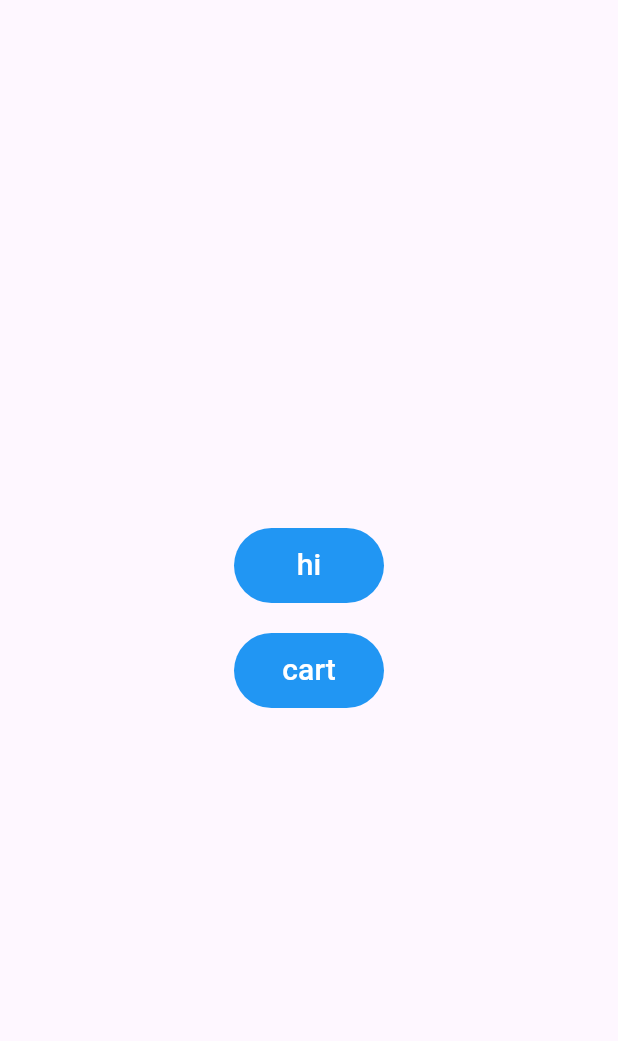
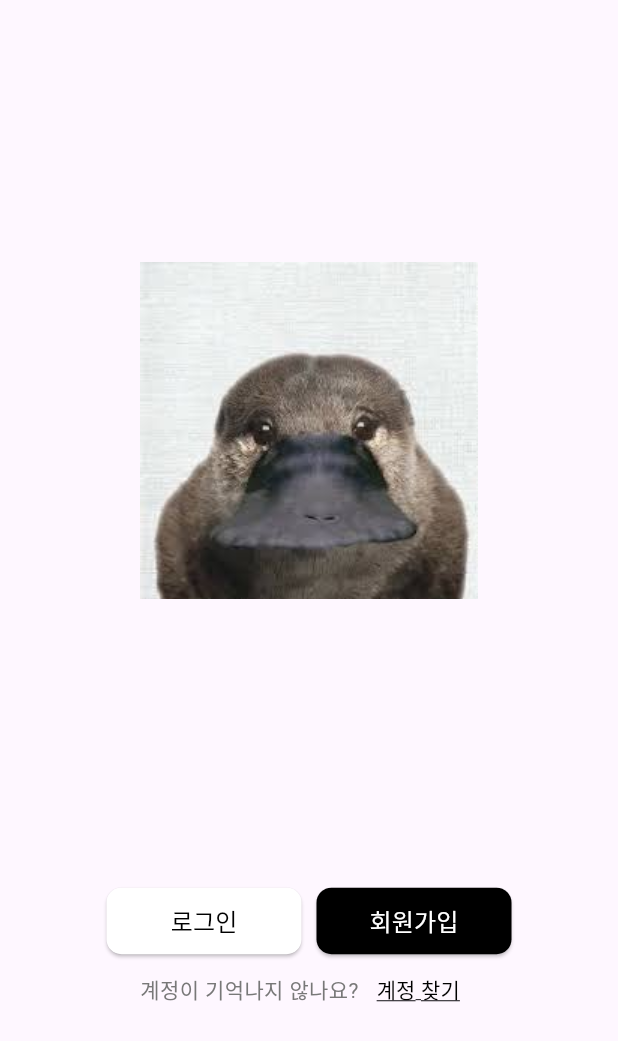
Before and after one commit to oriNuguri25/githubAction_test, a Flutter app: the screen it shows after launch, on a phone screen of 412 x 824 dp. Shown: the top 1041 px of the screen. Run offline on Flutter 3.47's test engine with Material 3 defaults, Android fonts, the phone set to English and light mode, and no system bars; our stand-ins replace carousel_slider, flutter_riverpod; missing offline and left inert: tosspayments_widget_sdk_flutter.

Commit message:
로그인 btmsheet ui 완성

```diff
--- a/lib/main.dart
+++ b/lib/main.dart
@@ -2,6 +2,7 @@ import 'package:flutter/material.dart';
 import 'package:flutter/services.dart';
 import 'package:flutter_riverpod/flutter_riverpod.dart';
 import 'package:my_project/ui/mainPage.dart';
+import 'package:my_project/ui/sign/signInPage.dart';
 
 late Size ratio;
 
@@ -28,7 +29,7 @@ class _MyAppState extends State<MyApp> {
     ratio = Size(MediaQuery.sizeOf(context).width / 412, MediaQuery.sizeOf(context).height / 892);
     return const MaterialApp(
       debugShowCheckedModeBanner: false,
-      home: mainPage(),
+      home: SignInPage(),
     );
   }
 }
--- /dev/null
+++ b/lib/ui/sign/signInPage.dart
@@ -0,0 +1,108 @@
+import 'package:flutter/material.dart';
+import 'package:my_project/core/utils/CustomBtmSheet.dart';
+
+import '../../main.dart';
+
+class SignInPage extends StatefulWidget {
+  const SignInPage({super.key});
+
+  @override
+  State<SignInPage> createState() => _SignInPageState();
+}
+
+class _SignInPageState extends State<SignInPage> {
+  @override
+  Widget build(BuildContext context) {
+    return Scaffold(
+      appBar: AppBar(),
+      body: Column(
+        children: [
+          Center(
+            child: Container(
+              height: ratio.height * 500,
+              child: Image(
+                image: Image.asset('assets/images/ameame/sss.jpeg').image,
+              ),
+            ),
+          ),
+          SizedBox(
+            height: ratio.height * 80,
+          ),
+          Row(
+            mainAxisAlignment: MainAxisAlignment.center,
+            children: [
+              SizedBox(
+                height: ratio.height * 48,
+                width: ratio.width * 130,
+                child: ElevatedButton(
+                  style: ButtonStyle(
+                    backgroundColor: MaterialStateProperty.all(Colors.white),
+                    shape: MaterialStateProperty.all(
+                      RoundedRectangleBorder(
+                        borderRadius: BorderRadius.circular(10),
+                      ),
+                    ),
+                  ),
+                  onPressed: () {
+                    signInBtmSheet(context);
+                  },
+                  child: Text(
+                    '로그인',
+                    style: TextStyle(fontSize: 16, color: Colors.black),
+                  ),
+                ),
+              ),
+              SizedBox(
+                width: ratio.width * 10,
+              ),
+              SizedBox(
+                height: ratio.height * 48,
+                width: ratio.width * 130,
+                child: ElevatedButton(
+                  style: ButtonStyle(
+                    backgroundColor: MaterialStateProperty.all(Colors.black),
+                    shape: MaterialStateProperty.all(
+                      RoundedRectangleBorder(
+                        borderRadius: BorderRadius.circular(10),
+                      ),
+                    ),
+                  ),
+                  onPressed: () {},
+                  child: Text(
+                    '회원가입',
+                    style: TextStyle(fontSize: 16, color: Colors.white),
+                  ),
+                ),
+              ),
+            ],
+          ),
+          Row(
+            mainAxisAlignment: MainAxisAlignment.center,
+            children: [
+              Text(
+                '계정이 기억나지 않나요?',
+                style: TextStyle(
+                  fontSize: 14,
+                  color: Color(0xff787878),
+                ),
+              ),
+              TextButton(
+                style: ButtonStyle(
+                  overlayColor: MaterialStateProperty.all(Colors.transparent),
+                ),
+                onPressed: () {},
+                child: Text(
+                  '계정 찾기',
+                  style: TextStyle(
+                      decoration: TextDecoration.underline,
+                      color: Colors.black,
+                      fontSize: 14),
+                ),
+              ),
+            ],
+          ),
+        ],
+      ),
+    );
+  }
+}
--- a/pubspec.yaml
+++ b/pubspec.yaml
@@ -67,6 +67,7 @@ flutter:
   # To add assets to your application, add an assets section, like this:
   assets:
     - assets/images/ameame/
+    - assets/loginIcon/
 
   # An image asset can refer to one or more resolution-specific "variants", see
   # https://flutter.dev/assets-and-images/#resolution-aware
```
Also changed, not shown: lib/core/utils/CustomBtmSheet.dart (+134 -0 lines), lib/ui/sign/signUpPage.dart (added, +12 -0 lines), lib/core/utils/buttonStyle.dart (added).
